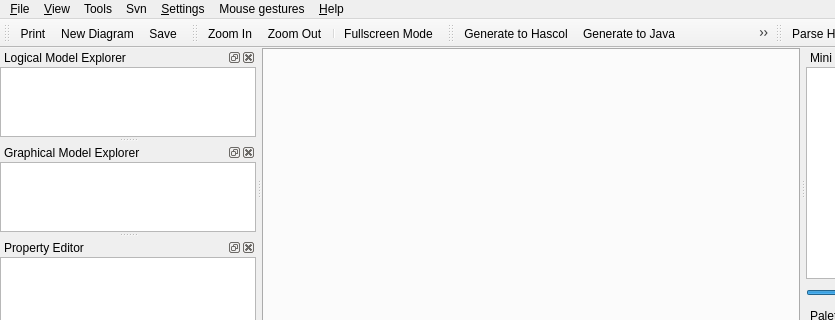
First picture: the form in qrgui/mainwindow/mainwindow.ui, repository qreal/qreal, before the edit; both pictures show x 0 to 835 and y 0 to 320 of the 1062 by 523 pixel window.
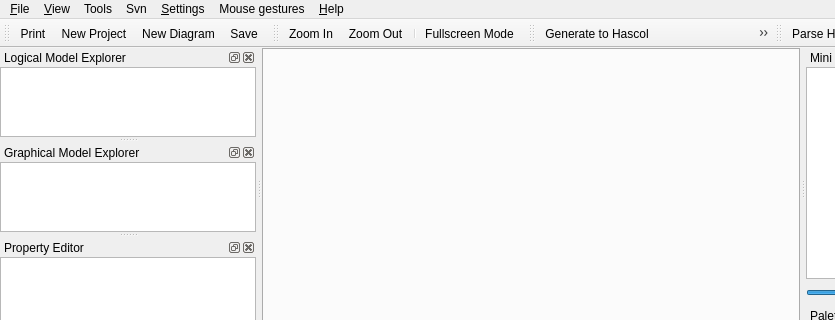
Second picture: the form after the edit. Icons and pictures are not drawn. Custom widgets are drawn as their Qt base class.

Commit message: added button to create new project (with it's own new save dir etc.)

What changed in the file:
```diff
--- a/qrgui/mainwindow/mainwindow.ui
+++ b/qrgui/mainwindow/mainwindow.ui
@@ -157,6 +157,7 @@
     <bool>false</bool>
    </attribute>
    <addaction name="actionPrint"/>
+   <addaction name="actionNewProject"/>
    <addaction name="actionNew_Diagram"/>
    <addaction name="actionSave"/>
   </widget>
@@ -854,6 +855,14 @@
     <string>Ctrl+Shift+F</string>
    </property>
   </action>
+  <action name="actionNewProject">
+   <property name="text">
+    <string>New Project</string>
+   </property>
+   <property name="shortcut">
+    <string>Ctrl+Shift+N</string>
+   </property>
+  </action>
  </widget>
  <layoutdefault spacing="0" margin="0"/>
  <customwidgets>
```
The commit also changes 2 other files.
